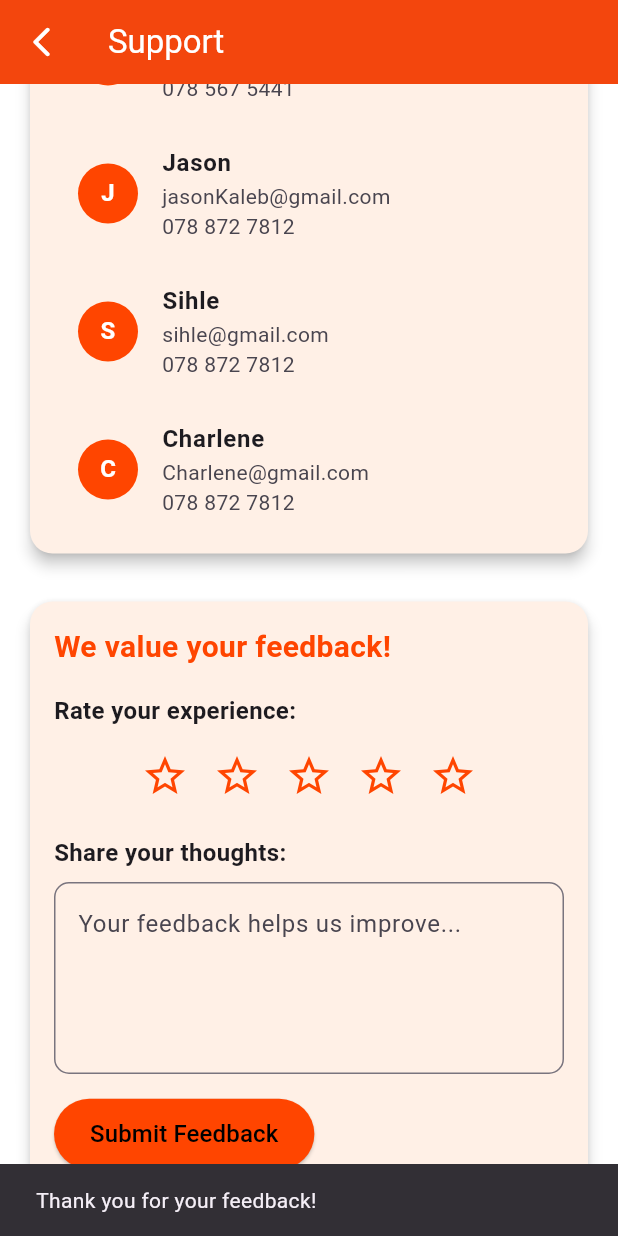
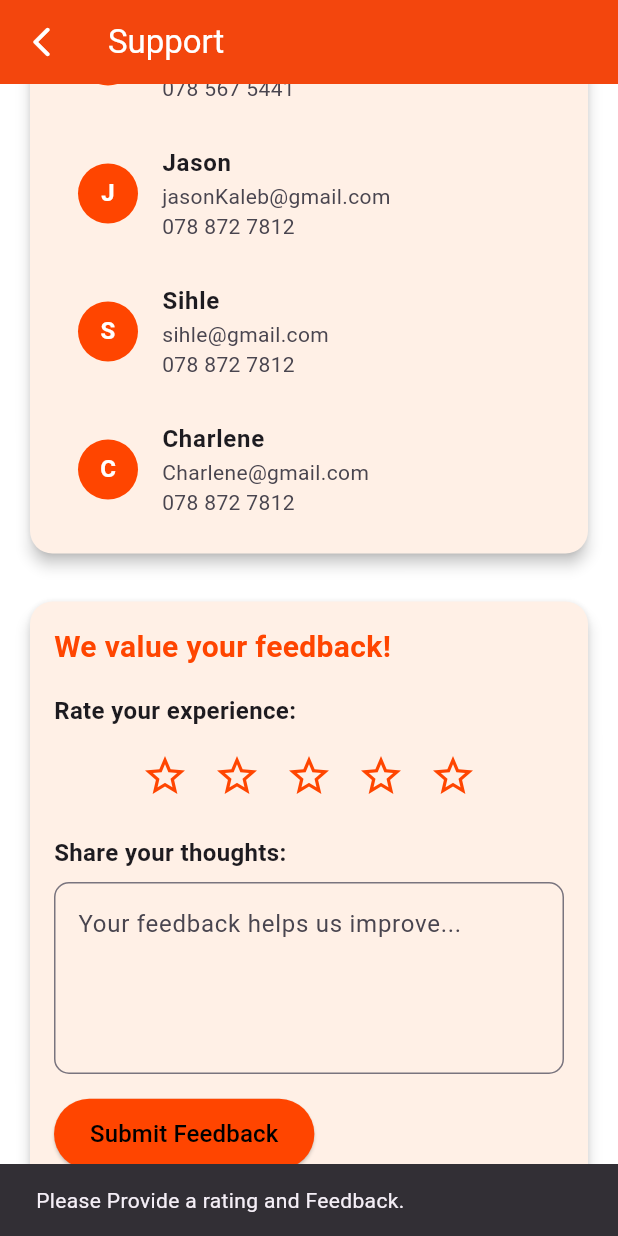
Before and after one commit to Jason-Kaleb/BusBuddy, a Flutter app: the SupportView screen opened by its route, scrolled down 214 dp, after a tap on "Submit Feedback", on a phone screen of 412 x 824 dp. Run offline on Flutter 3.47's test engine with Material 3 defaults, Android fonts, the phone set to English and light mode, and no system bars; our stand-ins replace dio, firebase_auth, firebase_core, firebase_database, flutter_map, fluttertoast and 4 more; missing offline and left inert: dart:ffi, flutter_polyline_points, flutter_stripe; accounts and stored records are empty; generated files the repository leaves out were written again.

Commit message:
added feedback functionality and feedback database table

```diff
--- a/BusBuddy/lib/views/support_view.dart
+++ b/BusBuddy/lib/views/support_view.dart
@@ -1,3 +1,5 @@
+import 'package:firebase_auth/firebase_auth.dart';
+import 'package:firebase_database/firebase_database.dart';
 import 'package:flutter/material.dart';
 
 class SupportView extends StatefulWidget {
@@ -10,11 +12,51 @@ class SupportView extends StatefulWidget {
 class _SupportVieewState extends State<SupportView> {
   final TextEditingController _feedbackController = TextEditingController();
   int _selectedRating = 0;
+  final DatabaseReference _databaseRef = FirebaseDatabase.instance.ref();
 
   @override
   void dispose() {
     _feedbackController.dispose();
     super.dispose();
+  }
+
+  Future<void> _submitFeedback() async{
+    final User? user = FirebaseAuth.instance.currentUser;
+    if(user == null){
+      ScaffoldMessenger.of(context).showSnackBar(
+        const SnackBar(
+            content: Text('You need to login to submit feebback.')
+        ),
+      );
+      return;
+    }
+    final String userId = user.uid;
+    final String feedbackText = _feedbackController.text;
+
+    if(_selectedRating == 0 || feedbackText.isEmpty){
+      ScaffoldMessenger.of(context).showSnackBar(
+        const SnackBar(
+            content:Text('Please Provide a rating and Feedback.')
+        ),
+      );
+      return;
+    }
+    Map<String, dynamic> feedbackData = {
+      'userId': userId,
+      'rating':_selectedRating,
+      'feedback':feedbackText,
+      'timestamp':DateTime.now().toIso8601String(),
+    };
+    await _databaseRef.child('user_feeback').push().set(feedbackData);
+
+    ScaffoldMessenger.of(context).showSnackBar(
+      const SnackBar(
+          content: Text('Thank you for your feedback!')),
+    );
+    setState(() {
+      _selectedRating = 0;
+      _feedbackController.clear();
+    });
   }
 
   @override
@@ -172,18 +214,16 @@ class _SupportVieewState extends State<SupportView> {
                       ),
                       const SizedBox(height: 16),
                       ElevatedButton(
-                        onPressed: () {
-                          ScaffoldMessenger.of(context).showSnackBar(
-                            const SnackBar(
-                                content: Text('Thank you for your feedback!')),
-                          );
-                        },
+                        onPressed: _submitFeedback,
                         style: ElevatedButton.styleFrom(
                           backgroundColor: const Color(0xFFFF4500),
-                          shape: RoundedRectangleBorder(
-                              borderRadius: BorderRadius.circular(30)),
+                          shape:RoundedRectangleBorder(
+                            borderRadius: BorderRadius.circular(30)
+                          ),
                           padding: const EdgeInsets.symmetric(
-                              vertical: 12, horizontal: 24),
+                            vertical: 12,
+                              horizontal: 24
+                          ),
                         ),
                         child: const Text(
                           'Submit Feedback',
```
Also changed, not shown: BusBuddy/pubspec.lock.
